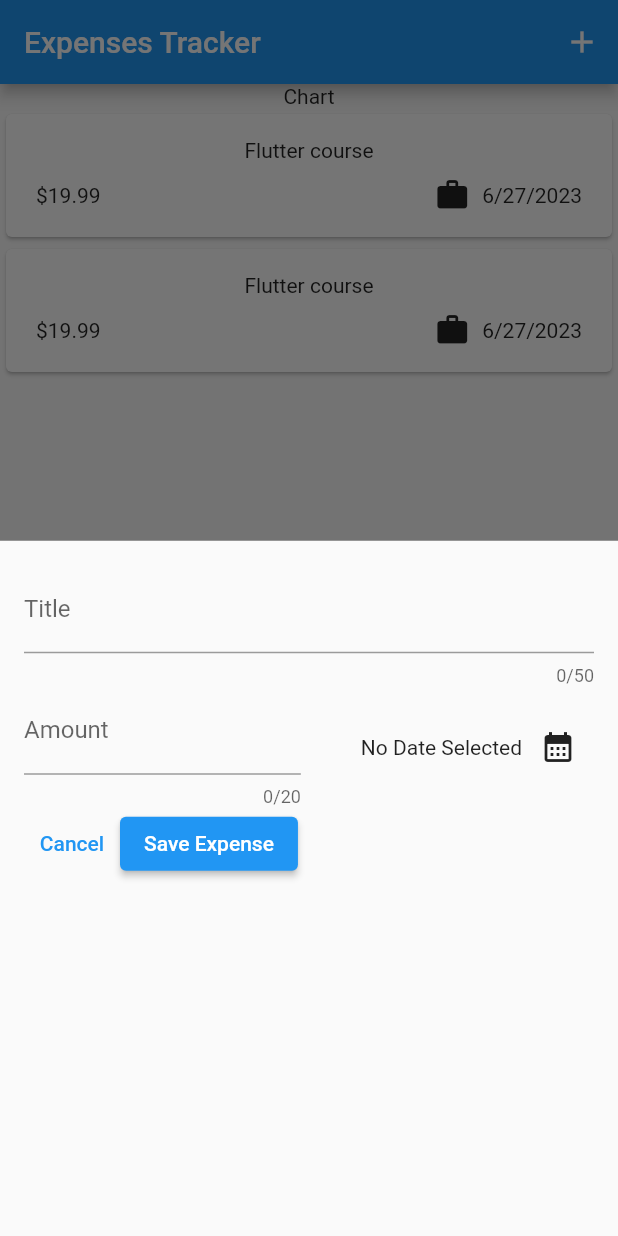
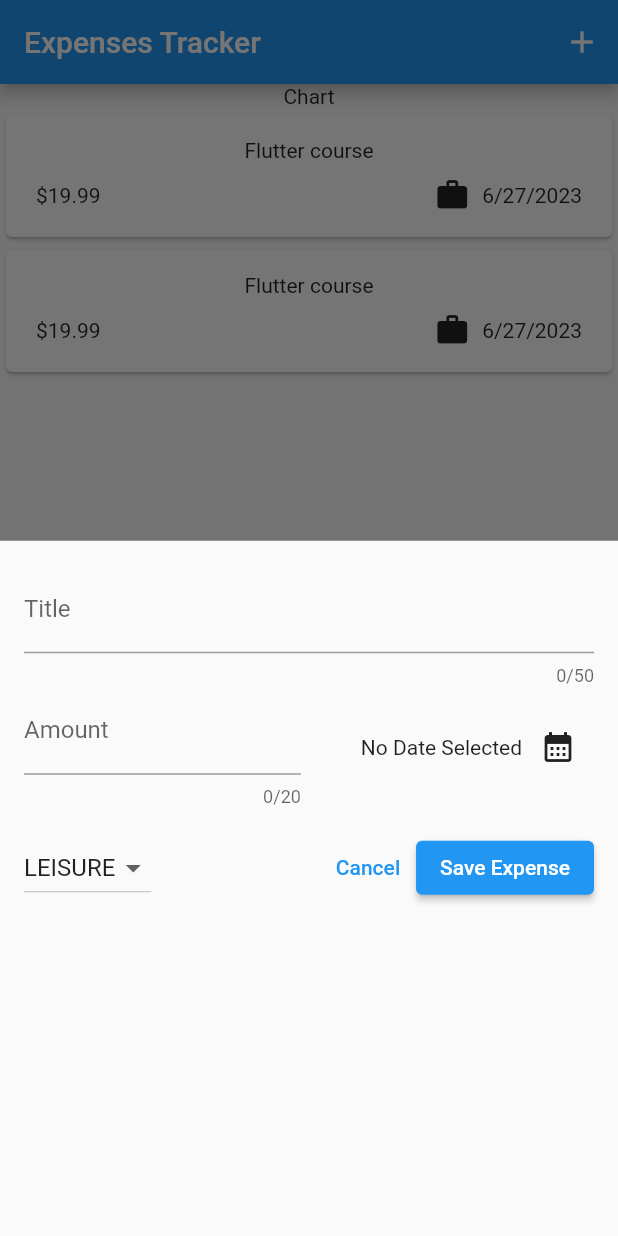
Before and after one commit to abdGhost/Expense_app, a Flutter app: the screen it shows after launch, after a tap on the "add" icon, on a phone screen of 412 x 824 dp. Run offline on Flutter 3.47's test engine with Material 2 defaults, Android fonts, the phone set to English and light mode, and no system bars.

Commit message:
Added dropdown menu

```diff
--- a/lib/widgets/new_expenses.dart
+++ b/lib/widgets/new_expenses.dart
@@ -1,5 +1,8 @@
+import 'package:flutter/foundation.dart';
 import 'package:flutter/material.dart';
 import 'package:intl/intl.dart';
+
+import '../models/expense.dart' as expense;
 
 final formtter = DateFormat.yMd();
 
@@ -15,6 +18,7 @@ class _NewExpensesState extends State<NewExpenses> {
   final _titleController = TextEditingController();
   final _amountController = TextEditingController();
   DateTime? _selectedDate;
+  var _selectedCategory = expense.Category.leisure;
 
   void _pickDateTime() async {
     final now = DateTime.now();
@@ -84,8 +88,33 @@ class _NewExpensesState extends State<NewExpenses> {
               ),
             ],
           ),
+          const SizedBox(
+            height: 16,
+          ),
           Row(
             children: [
+              DropdownButton(
+                value: _selectedCategory,
+                items: expense.Category.values
+                    .map(
+                      (category) => DropdownMenuItem(
+                        value: category,
+                        child: Text(
+                          category.name.toUpperCase(),
+                        ),
+                      ),
+                    )
+                    .toList(),
+                onChanged: (value) {
+                  if (value == null) {
+                    return;
+                  }
+                  setState(() {
+                    _selectedCategory = value;
+                  });
+                },
+              ),
+              const Spacer(),
               TextButton(
                 onPressed: () {
                   Navigator.pop(context);
```
